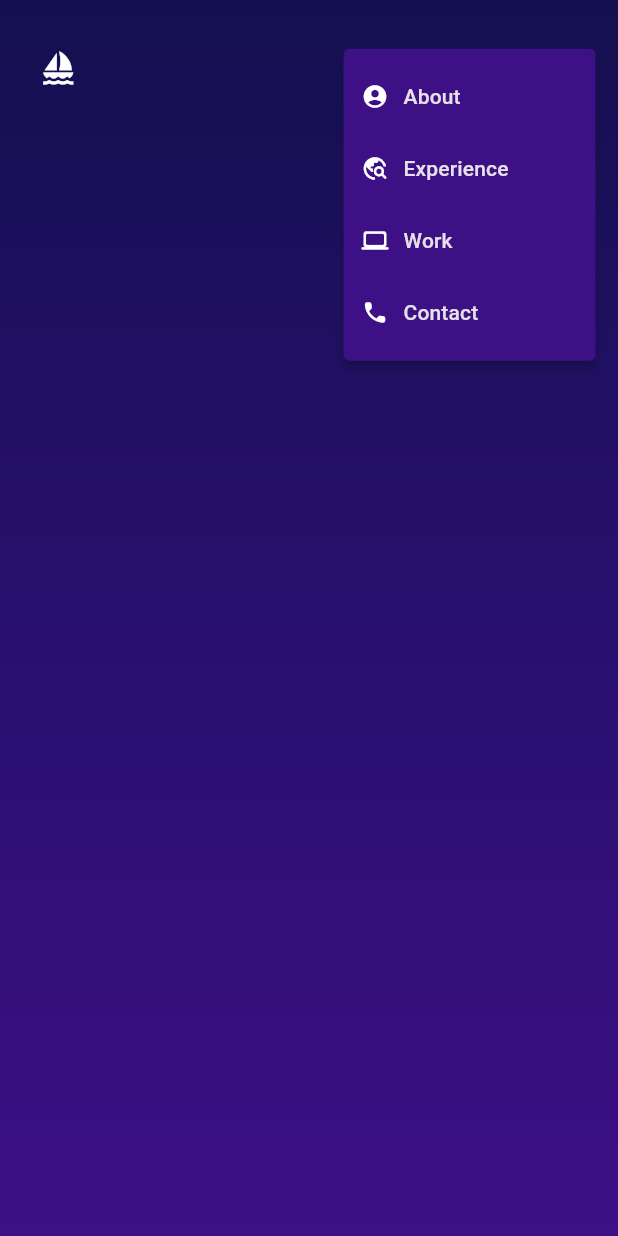
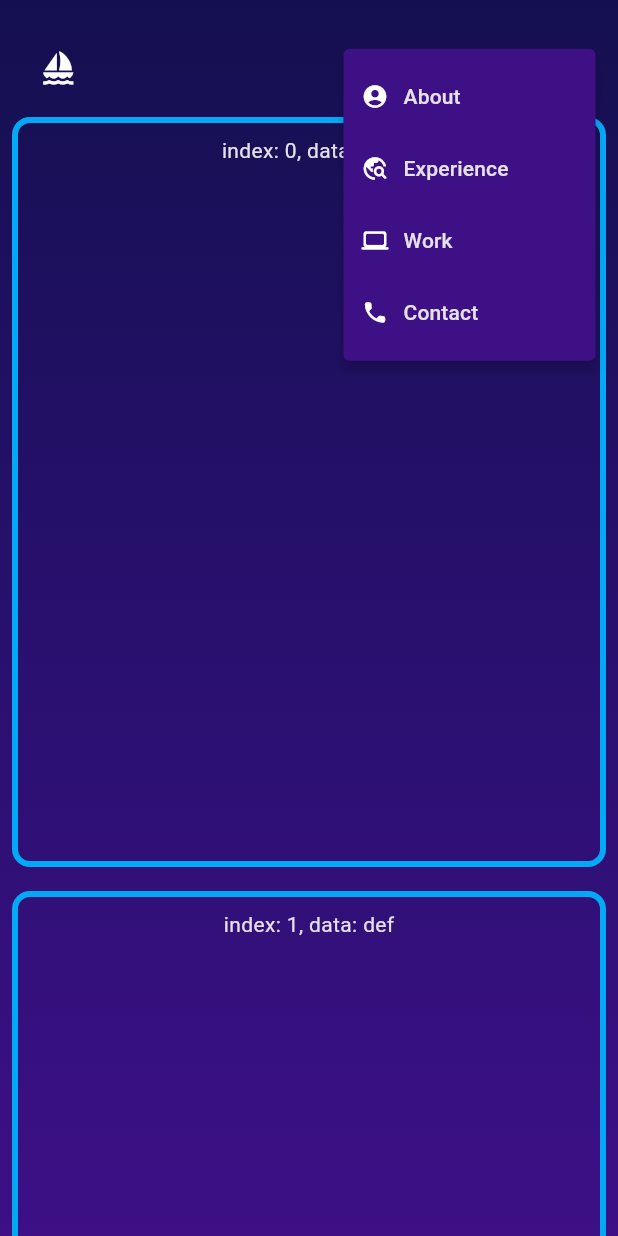
Before and after one commit to luhouyang/luhouyang_portfolio, a Flutter app: the screen it shows after launch, after a tap on the "menu" icon, on a phone screen of 412 x 824 dp. Run offline on Flutter 3.47's test engine with Material 3 defaults, Android fonts, the phone set to English and light mode, and no system bars; drawn by our look-alikes of dynamic_color, scroll_to_index; our stand-ins replace firebase_core; missing offline and left inert: dart:html; accounts and stored records are empty.

Commit message:
Auto Scrolling, Fading Navigation Bar, Modularizing

```diff
--- a/lib/main.dart
+++ b/lib/main.dart
@@ -1,5 +1,4 @@
 // packages
-import 'package:dynamic_color/dynamic_color.dart';
 import 'package:flutter/material.dart';
 
 // firebase
@@ -23,7 +22,6 @@ class MyApp extends StatelessWidget {
 
   @override
   Widget build(BuildContext context) {
-    return DynamicColorBuilder(builder: (lightDynamic, darkDynamic) {
     return MaterialApp(
       title: "Lu Hou Yang Portfolio",
       theme: ThemeData(
@@ -33,6 +31,5 @@ class MyApp extends StatelessWidget {
       debugShowCheckedModeBanner: false,
       home: const HomePage(),
     );
-    });
   }
 }
--- a/lib/ui/home_page.dart
+++ b/lib/ui/home_page.dart
@@ -1,4 +1,7 @@
+import 'dart:html';
+
 import 'package:flutter/material.dart';
+import 'package:flutter/rendering.dart';
 import 'package:luhouyang_portfolio/utilities/ui_colour.dart';
 import 'package:luhouyang_portfolio/utilities/utilities.dart';
 import 'package:scroll_to_index/scroll_to_index.dart';
@@ -13,12 +16,92 @@ class HomePage extends StatefulWidget {
 class _HomePageState extends State<HomePage> {
   final scrollDirection = Axis.vertical;
 
-  late AutoScrollController controller;
-  late List<List<int>> randomList;
+  late AutoScrollController _scrollControler;
+  late List<String> contentList = ["abc", "def", "abc", "def"];
+
+  bool _visible = true;
+  int _scrollIndex = 0;
+
+  Future _scrollToCounter() async {
+    await _scrollControler.scrollToIndex(_scrollIndex,
+        preferPosition: AutoScrollPosition.begin);
+    _scrollControler.highlight(_scrollIndex);
+  }
+
+  Widget _getRow(int index, String data, double height) {
+    return _wrapScrollTag(
+        index: index,
+        child: Container(
+          padding: const EdgeInsets.all(8),
+          alignment: Alignment.topCenter,
+          height: height,
+          decoration: BoxDecoration(
+              border: Border.all(color: Colors.lightBlue, width: 4),
+              borderRadius: BorderRadius.circular(12)),
+          child: Text('index: $index, data: $data'),
+        ));
+  }
+
+  Widget _wrapScrollTag({required int index, required Widget child}) =>
+      AutoScrollTag(
+        key: ValueKey(index),
+        controller: _scrollControler,
+        index: index,
+        highlightColor: Colors.black.withOpacity(0.1),
+        child: child,
+      );
+
+  PopupMenuEntry _popUpMenu(String text, Icon icon, int index) {
+    return PopupMenuItem(
+      child: Container(
+          width: 100,
+          child: InkWell(
+            onTap: () {
+              debugPrint(text);
+              setState(() => _scrollIndex = index);
+              _scrollToCounter();
+            },
+            child: Row(
+              children: [
+                icon,
+                Padding(
+                  padding: const EdgeInsets.only(left: 10.0),
+                  child: Text(text),
+                ),
+              ],
+            ),
+          )),
+    );
+  }
+
+  InkWell _menuItem(String text, int index) {
+    return InkWell(
+      onTap: () {
+        debugPrint(text);
+        setState(() => _scrollIndex = index);
+        _scrollToCounter();
+      },
+      onHover: (bol) {},
+      child: Padding(
+        padding: const EdgeInsets.only(right: 30.0),
+        child: Row(
+          children: [
+            Text(
+              text,
+              style: TextStyle(
+                color: MyColors().neonColor,
+                fontSize: 13,
+              ),
+            ),
+          ],
+        ),
+      ),
+    );
+  }
 
   @override
   void initState() {
-    controller = AutoScrollController(
+    _scrollControler = AutoScrollController(
         viewportBoundaryGetter: () =>
             Rect.fromLTRB(0, 0, 0, MediaQuery.of(context).padding.bottom),
         axis: scrollDirection);
@@ -34,8 +117,21 @@ class _HomePageState extends State<HomePage> {
   Widget build(BuildContext context) {
     return SafeArea(
         child: Scaffold(
-            body: Container(
-      decoration: BoxDecoration(
+            body: NotificationListener<UserScrollNotification>(
+      onNotification: (notification) {
+        final ScrollDirection scrollDirection = notification.direction;
+        setState(() {
+          if (scrollDirection == ScrollDirection.reverse) {
+            _visible = false;
+          } else if (scrollDirection == ScrollDirection.forward) {
+            _visible = true;
+          }
+        });
+        debugPrint(_visible.toString());
+        return true;
+      },
+      child: Container(
+        decoration: const BoxDecoration(
             gradient: LinearGradient(
                 begin: Alignment.bottomCenter,
                 end: Alignment.topCenter,
@@ -47,16 +143,22 @@ class _HomePageState extends State<HomePage> {
         height: MediaQuery.of(context).size.height,
         child: Column(
           children: [
+            AnimatedOpacity(
+              duration: const Duration(milliseconds: 500),
+              opacity: _visible ? 1 : 0,
+              child: Column(
+                children: [
                   Container(
                       height: 70,
-              padding: EdgeInsets.fromLTRB(20, 20, 15, 0),
+                      padding: const EdgeInsets.fromLTRB(20, 20, 15, 0),
                       child: () {
-                ScreenType screenType = Utilities().getScreenType(context);
+                        ScreenType screenType =
+                            Utilities().getScreenType(context);
                         if (screenType == ScreenType.mobile ||
                             screenType == ScreenType.tab) {
                           return Row(
                             children: [
-                      Expanded(child: Icon(Icons.sailing)),
+                              const Expanded(child: Icon(Icons.sailing)),
                               Expanded(
                                   flex: 9,
                                   child: Row(
@@ -65,82 +167,31 @@ class _HomePageState extends State<HomePage> {
                                       PopupMenuButton(
                                         color: MyColors().primaryColor,
                                         itemBuilder: (c) => <PopupMenuEntry>[
-                                  PopupMenuItem(
-                                    child: Container(
-                                        width: 90.0,
-                                        child: InkWell(
-                                          onTap: () =>
-                                              debugPrint("selection 1"),
-                                          child: Row(
-                                            children: [
-                                              Icon(Icons.account_circle_rounded,
+                                          _popUpMenu(
+                                              "About",
+                                              const Icon(
+                                                  Icons.account_circle_rounded,
                                                   size: 18),
-                                              Padding(
-                                                padding: const EdgeInsets.only(
-                                                    left: 10.0),
-                                                child: Text(
-                                                  'About',
-                                                ),
-                                              ),
+                                              0),
+                                          _popUpMenu(
+                                              "Experience",
+                                              const Icon(
+                                                  Icons.travel_explore_rounded,
+                                                  size: 18),
+                                              1),
+                                          _popUpMenu(
+                                              "Work",
+                                              const Icon(Icons.computer_rounded,
+                                                  size: 18),
+                                              2),
+                                          _popUpMenu(
+                                              "Contact",
+                                              const Icon(Icons.phone_rounded,
+                                                  size: 18),
+                                              3),
                                         ],
-                                          ),
-                                        )),
-                                  ),
-                                  PopupMenuItem(
-                                    child: InkWell(
-                                      onTap: () => debugPrint("selection 2"),
-                                      child: Row(
-                                        children: [
-                                          Icon(Icons.travel_explore_rounded,
-                                              size: 18),
-                                          Padding(
-                                            padding: const EdgeInsets.only(
-                                                left: 10.0),
-                                            child: Text(
-                                              'Experience',
-                                            ),
-                                          ),
-                                        ],
-                                      ),
-                                    ),
-                                  ),
-                                  PopupMenuItem(
-                                    child: InkWell(
-                                      onTap: () => debugPrint("selection 3"),
-                                      child: Row(
-                                        children: [
-                                          Icon(Icons.computer_rounded,
-                                              size: 18),
-                                          Padding(
-                                            padding: const EdgeInsets.only(
-                                                left: 10.0),
-                                            child: Text(
-                                              'Work',
-                                            ),
-                                          ),
-                                        ],
-                                      ),
-                                    ),
-                                  ),
-                                  PopupMenuItem(
-                                    child: InkWell(
-                                      onTap: () => debugPrint("selection 4"),
-                                      child: Row(
-                                        children: [
-                                          Icon(Icons.phone_rounded, size: 18),
-                                          Padding(
-                                            padding: const EdgeInsets.only(
-                                                left: 10.0),
-                                            child: Text(
-                                              'Contact',
-                                            ),
-                                          ),
-                                        ],
-                                      ),
-                                    ),
-                                  ),
-                                ],
-                                child: Icon(Icons.menu_rounded, size: 25),
+                                        child: const Icon(Icons.menu_rounded,
+                                            size: 25),
                                       )
                                     ],
                                   ))
@@ -153,89 +204,17 @@ class _HomePageState extends State<HomePage> {
                                 child: Container(
                               width: Utilities().getMqWidth(context) * 0.07,
                               height: Utilities().getMqHeight(context) * 0.07,
-                      child: Icon(Icons.shield_sharp),
+                              child: const Icon(Icons.sailing),
                             )),
                             Expanded(
                               flex: 9,
                               child: Row(
                                 mainAxisAlignment: MainAxisAlignment.end,
                                 children: [
-                          InkWell(
-                            onTap: () {
-                              debugPrint("selection 1");
-                            },
-                            onHover: (bol) {
-
-                            },
-                            child: Padding(
-                              padding: const EdgeInsets.only(right: 30.0),
-                              child: Row(
-                                children: [
-                                  Text("01. ",
-                                      style: TextStyle(
-                                          color: MyColors().neonColor,
-                                          fontSize: 13,)),
-                                ],
-                              ),
-                            ),
-                          ),
-                          InkWell(
-                            onTap: () {
-                              debugPrint("selection 2");
-                            },
-                            onHover: (bol) {
-
-                            },
-                            child: Padding(
-                              padding: const EdgeInsets.only(right: 30.0),
-                              child: Row(
-                                children: [
-                                  Text("02. ",
-                                      style: TextStyle(
-                                          color: MyColors().neonColor,
-                                          fontSize: 13,)),
-                                ],
-                              ),
-                            ),
-                          ),
-                          InkWell(
-                            onTap: () {
-                              debugPrint("selection 3");
-                            },
-                            onHover: (bol) {
-
-                            },
-                            child: Padding(
-                              padding: const EdgeInsets.only(right: 30.0),
-                              child: Row(
-                                children: [
-                                  Text("03. ",
-                                      style: TextStyle(
-                                          color: MyColors().neonColor,
-                                          fontSize: 13,)),
-                                ],
-                              ),
-                            ),
-                          ),
-                          InkWell(
-                            onTap: () {
-                              debugPrint("selection 4");
-                            },
-                            onHover: (bol) {
-
-                            },
-                            child: Padding(
-                              padding: const EdgeInsets.only(right: 30.0),
-                              child: Row(
-                                children: [
-                                  Text("04. ",
-                                      style: TextStyle(
-                                          color: MyColors().neonColor,
-                                          fontSize: 13,)),
-                                ],
-                              ),
-                            ),
-                          ),
+                                  _menuItem("About", 0),
+                                  _menuItem("Experience", 1),
+                                  _menuItem("Work", 2),
+                                  _menuItem("Contact", 3),
                                   InkWell(
                                     onTap: () {
                                       Utilities().downloadResume(context);
@@ -245,29 +224,48 @@ class _HomePageState extends State<HomePage> {
                                       width: 80,
                                       decoration: BoxDecoration(
                                           color: Colors.transparent,
-                                  borderRadius:
-                                      BorderRadius.all(Radius.circular(3.0)),
+                                          borderRadius: const BorderRadius.all(
+                                              Radius.circular(3.0)),
                                           border: Border.all(
                                               color: MyColors().neonColor,
                                               width: 1.5)),
                                       child: Center(
-                                child: Text('Resume',
+                                        child: Text(
+                                          'Resume',
                                           style: TextStyle(
                                             color: MyColors().neonColor,
                                             fontSize: 13,
                                             letterSpacing: 1,
-                                        fontWeight: FontWeight.bold,)),
+                                            fontWeight: FontWeight.bold,
                                           ),
+                                        ),
+                                      ),
+                                    ),
+                                  ),
+                                ],
+                              ),
+                            ),
+                          ],
+                        );
+                      }()),
+                ],
+              ),
+            ),
+            Expanded(
+              child: ListView.builder(
+                scrollDirection: scrollDirection,
+                controller: _scrollControler,
+                itemCount: contentList.length,
+                itemBuilder: (context, index) {
+                  return Padding(
+                      padding: const EdgeInsets.all(8),
+                      child: _getRow(index, contentList[index], 500.0));
+                },
               ),
             )
           ],
         ),
       ),
-                  ],
-                );
-              }())
-        ],
-      ),
     )));
   }
 }
```
Also changed, not shown: lib/ui/widgets/navigation.dart (deleted), 1 other file. Lines whose indentation alone changed are shown as unchanged.
